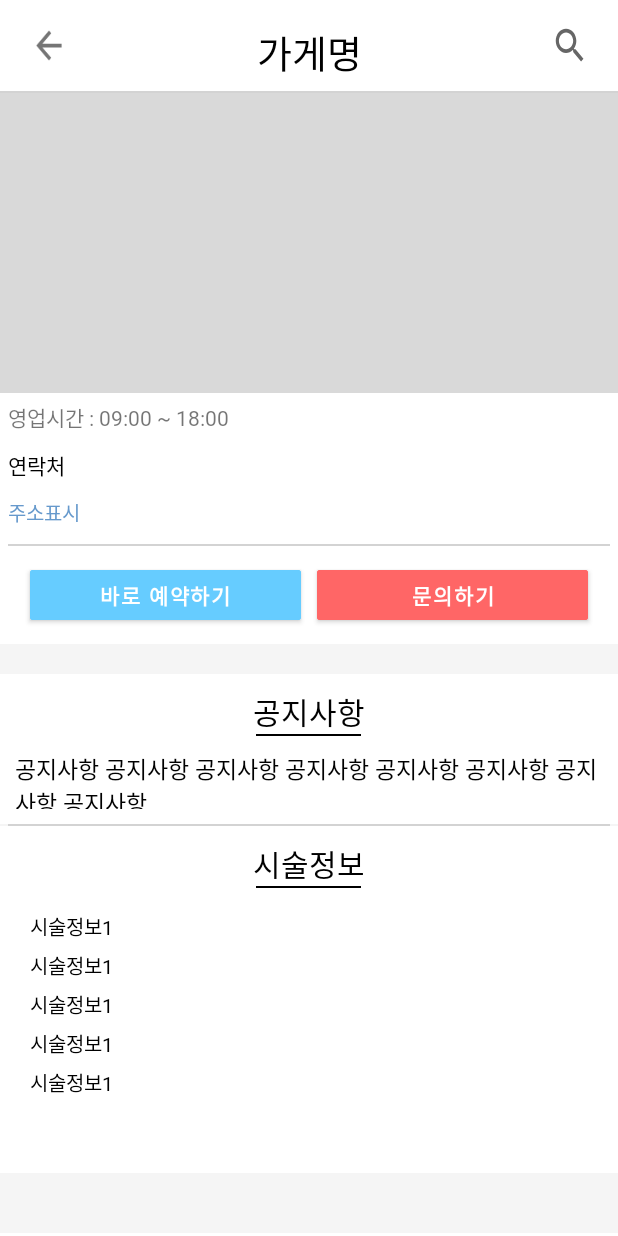
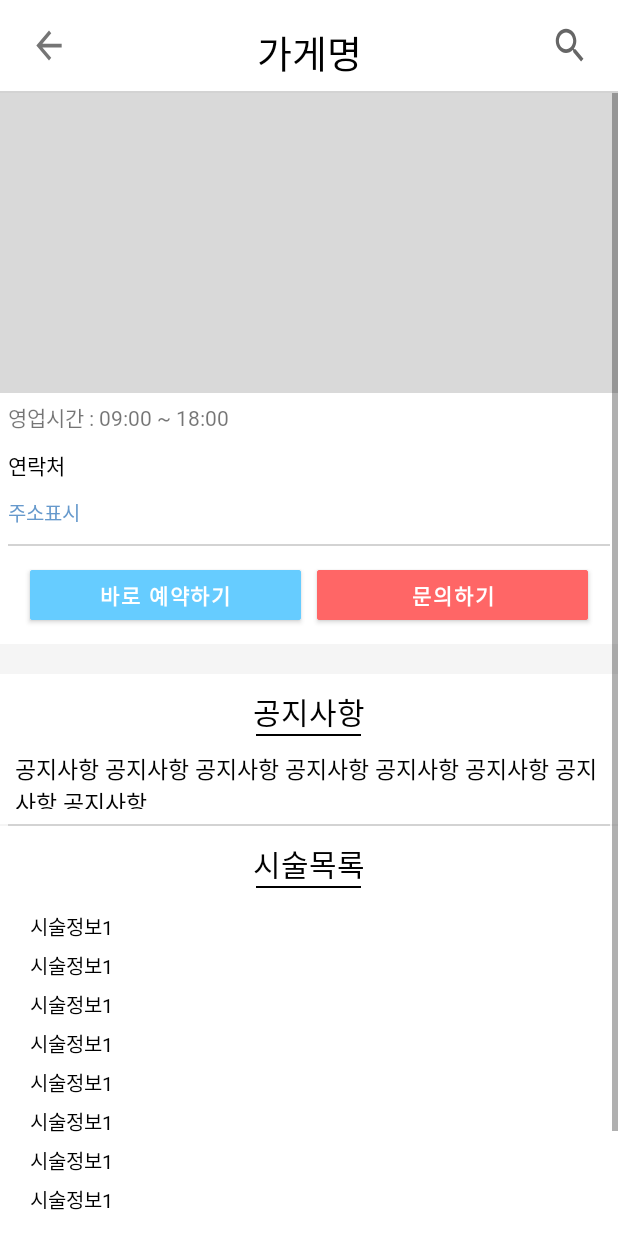
Before and after one commit to egg8/egg8, an Android app: the layout activity_shop.xml on its own in the app's theme, with its tools: preview values and no code run, on a phone screen of 412 x 824 dp. Run offline under Robolectric (Android 15) with nearby library versions, the phone set to English and light mode, and no system bars.

Commit message:
2021.01.18 김진욱
activity_shop.xml //샵페이지 추가
ShopActivity.java //샵페이지 추가

```diff
--- a/app/build.gradle
+++ b/app/build.gradle
@@ -8,7 +8,7 @@ android {
 
     defaultConfig {
         applicationId "com.egg8"
-        minSdkVersion 16
+        minSdkVersion 26
         targetSdkVersion 30
         versionCode 1
         versionName "1.0"
--- a/app/src/main/res/layout/activity_shop.xml
+++ b/app/src/main/res/layout/activity_shop.xml
@@ -13,7 +13,6 @@
         android:orientation="horizontal"
         android:layout_width="match_parent"
         android:layout_height="wrap_content">
-
         <ImageView
             android:id="@+id/back_key"
             android:layout_marginTop="15dp"
@@ -45,8 +44,6 @@
         android:background="#d3d3d3"
         android:layout_width="match_parent"
         android:layout_height="1dp"/>
-
-
     <ScrollView
         android:background="#f5f5f5"
         android:layout_width="match_parent"
@@ -66,14 +63,11 @@
                     android:layout_height="200dp"
                     android:background="#d9d9d9" />
             </LinearLayout>
-
             <LinearLayout
                 android:layout_width="match_parent"
                 android:layout_height="wrap_content"
-
                 android:background="@color/white"
                 android:orientation="vertical">
-
                 <TextView
                     android:fontFamily="@font/app_sandol_regular"
                     android:layout_width="match_parent"
@@ -87,7 +81,6 @@
                     android:layout_margin="5dp"
                     android:layout_width="match_parent"
                     android:layout_height="wrap_content"/>
-
                 <TextView
                     android:fontFamily="@font/app_sandol_regular"
                     android:layout_width="match_parent"
@@ -103,9 +96,7 @@
                     android:background="#d3d3d3"
                     android:layout_width="match_parent"
                     android:layout_height="1dp"/>
-
             </LinearLayout>
-
             <LinearLayout
                 android:background="@color/white"
                 android:layout_marginBottom="20dp"
@@ -139,13 +130,11 @@
                     android:layout_height="45dp"
                     android:layout_weight="0.1"/>
             </LinearLayout>
-
             <LinearLayout
                 android:layout_width="match_parent"
                 android:layout_height="100dp"
                 android:background="@color/white"
                 android:orientation="vertical">
-
                 <TextView
                     android:layout_width="match_parent"
                     android:layout_height="wrap_content"
@@ -154,8 +143,7 @@
                     android:gravity="center"
                     android:text="@string/notification"
                     android:textColor="@color/black"
-                    android:textSize="@dimen/txt_20" />
-
+                    android:textSize="@dimen/txt_20"/>
                 <View
                     android:layout_width="70dp"
                     android:layout_height="1dp"
@@ -163,7 +151,6 @@
                     android:layout_marginLeft="10dp"
                     android:layout_marginRight="10dp"
                     android:background="@color/black" />
-
                 <TextView
                     android:layout_width="match_parent"
                     android:layout_height="wrap_content"
@@ -174,24 +161,19 @@
                     android:text="공지사항 공지사항 공지사항 공지사항 공지사항 공지사항 공지사항 공지사항"
                     android:textColor="@color/black"
                     android:textSize="15dp" />
-
-
             </LinearLayout>
-
             <View
                 android:layout_marginRight="5dp"
                 android:layout_marginLeft="5dp"
                 android:background="#d3d3d3"
                 android:layout_width="match_parent"
                 android:layout_height="1dp"/>
-
             <LinearLayout
                 android:layout_width="match_parent"
                 android:layout_height="wrap_content"
                 android:layout_marginBottom="40dp"
                 android:background="@color/white"
                 android:orientation="vertical">
-
                 <TextView
                     android:fontFamily="@font/app_sandol_regular"
                     android:layout_width="match_parent"
@@ -203,9 +185,7 @@
                     android:text="@string/surgery"
                     android:textColor="@color/black"
                     android:textSize="20dp" />
-
                 <View
-
                     android:layout_width="70dp"
                     android:layout_height="1dp"
                     android:layout_gravity="center"
@@ -213,13 +193,11 @@
                     android:layout_marginRight="10dp"
                     android:layout_marginBottom="10dp"
                     android:background="@color/black" />
-
                 <LinearLayout
                     android:layout_width="match_parent"
                     android:layout_height="wrap_content"
                     android:layout_marginBottom="50dp"
                     android:orientation="vertical">
-
                     <TextView
                         android:fontFamily="@font/app_sandol_regular"
                         android:layout_width="match_parent"
@@ -230,7 +208,6 @@
                         android:text="시술정보1"
                         android:textColor="@color/black"
                         android:textSize="13dp" />
-
                     <TextView
                         android:fontFamily="@font/app_sandol_regular"
                         android:layout_width="match_parent"
@@ -241,7 +218,6 @@
                         android:text="시술정보1"
                         android:textColor="@color/black"
                         android:textSize="13dp" />
-
                     <TextView
                         android:fontFamily="@font/app_sandol_regular"
                         android:layout_width="match_parent"
@@ -252,7 +228,6 @@
                         android:text="시술정보1"
                         android:textColor="@color/black"
                         android:textSize="13dp" />
-
                     <TextView
                         android:fontFamily="@font/app_sandol_regular"
                         android:layout_width="match_parent"
@@ -263,7 +238,6 @@
                         android:text="시술정보1"
                         android:textColor="@color/black"
                         android:textSize="13dp" />
-
                     <TextView
                         android:fontFamily="@font/app_sandol_regular"
                         android:layout_width="match_parent"
@@ -274,8 +248,43 @@
                         android:text="시술정보1"
                         android:textColor="@color/black"
                         android:textSize="13dp" />
-
+                    <TextView
+                        android:fontFamily="@font/app_sandol_regular"
+                        android:layout_width="match_parent"
+                        android:layout_height="wrap_content"
+                        android:layout_marginLeft="20dp"
+                        android:layout_marginTop="5dp"
+                        android:layout_marginRight="20dp"
+                        android:text="시술정보1"
+                        android:textColor="@color/black"
+                        android:textSize="13dp" />
+                    <TextView
+                        android:fontFamily="@font/app_sandol_regular"
+                        android:layout_width="match_parent"
+                        android:layout_height="wrap_content"
+                        android:layout_marginLeft="20dp"
+                        android:layout_marginTop="5dp"
+                        android:layout_marginRight="20dp"
+                        android:text="시술정보1"
+                        android:textColor="@color/black"
+                        android:textSize="13dp" />
+                    <TextView
+                        android:fontFamily="@font/app_sandol_regular"
+                        android:layout_width="match_parent"
+                        android:layout_height="wrap_content"
+                        android:layout_marginLeft="20dp"
+                        android:layout_marginTop="5dp"
+                        android:layout_marginRight="20dp"
+                        android:text="시술정보1"
+                        android:textColor="@color/black"
+                        android:textSize="13dp" />
                 </LinearLayout>
+                <View
+                    android:layout_marginLeft="5dp"
+                    android:layout_marginRight="5dp"
+                    android:background="@color/line_gray"
+                    android:layout_width="match_parent"
+                    android:layout_height="1dp"/>
             </LinearLayout>
         </LinearLayout>
     </ScrollView>
--- a/app/src/main/res/values/strings.xml
+++ b/app/src/main/res/values/strings.xml
@@ -52,5 +52,5 @@
     <string name="reservation">바로 예약하기</string>
     <string name="question">문의하기</string>
     <string name="notification">공지사항</string>
-    <string name="surgery">시술정보</string>
+    <string name="surgery">시술목록</string>
 </resources>
```
Also changed, not shown: app/src/main/AndroidManifest.xml (+7 -3 lines), app/src/main/java/com/egg8/common/function/Popup.java (added, +69 -0 lines), app/src/main/java/com/egg8/ui/user/JoinActivity.java (+32 -1 lines), app/src/main/res/layout/activity_join.xml (+12 -6 lines), app/src/main/res/layout/activity_popup.xml (added, +69 -0 lines).
